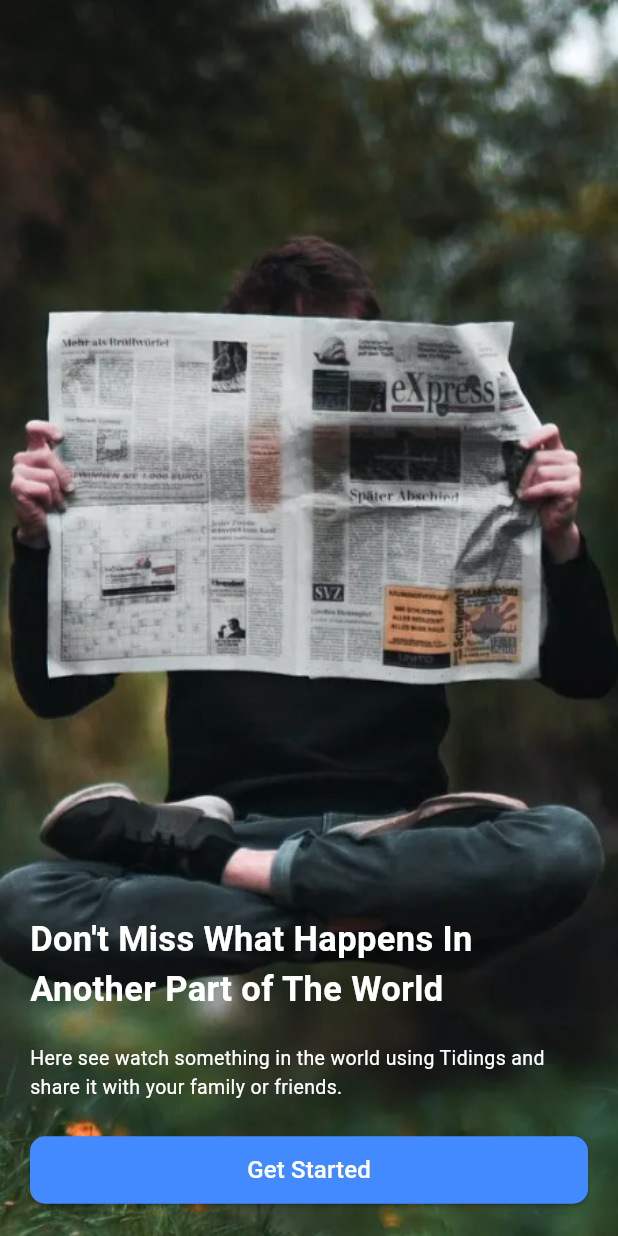
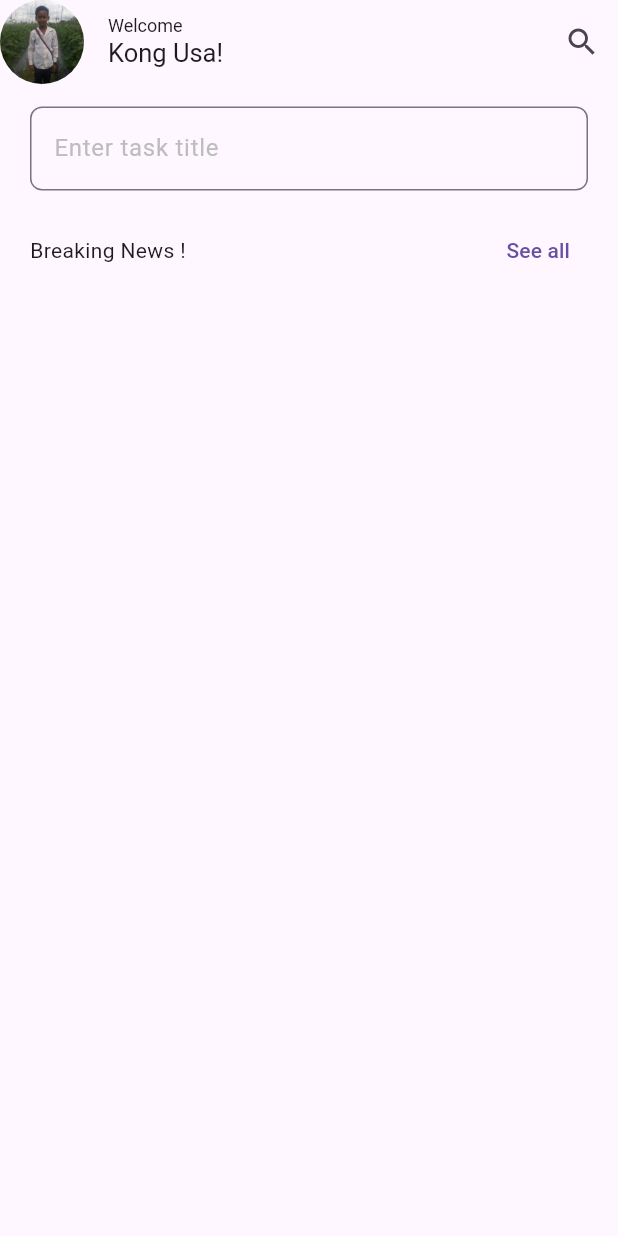
Before and after one commit to sopheap-it/todo_app_team, a Flutter app: the HomeTodo screen opened directly, after a tap on "Get Started", on a phone screen of 412 x 824 dp. Run offline on Flutter 3.47's test engine with Material 3 defaults, Android fonts, the phone set to English and light mode, and no system bars.

Commit message:
just look on the profile and don't care about something else

```diff
--- a/lib/usa/meta_ui.dart/get_start.dart
+++ b/lib/usa/meta_ui.dart/get_start.dart
@@ -1,4 +1,5 @@
 import 'package:flutter/material.dart';
+import 'package:todo_app_team/usa/meta_ui.dart/home_screen.dart';
 
 void main(List<String> args) {
   runApp(const MyApp());
@@ -50,7 +51,7 @@ class HomeTodo extends StatelessWidget {
                   ),
                   softWrap: true,
                 ),
-                SizedBox(height: 20,),
+                SizedBox(height: 10,),
                 Text(
                   "Here see watch something in the world using Tidings and share it with your family or friends.",
                   textAlign: TextAlign.start,
@@ -60,18 +61,18 @@ class HomeTodo extends StatelessWidget {
                   ),
                   softWrap: true,
                 ),
-                SizedBox(height: 20,),
+                SizedBox(height: 10,),
               ],
             ),
           ),
 
           Positioned(
-            bottom: 20,
+            bottom: 10,
             left: 20,
             right: 20,
             child: ElevatedButton(
               onPressed: () {
-
+                Navigator.push(context, MaterialPageRoute(builder: (context)=>HomeScreen()));
               },
               style: ElevatedButton.styleFrom(
                 padding: const EdgeInsets.symmetric(vertical: 11),
--- a/lib/usa/meta_ui.dart/home_screen.dart
+++ b/lib/usa/meta_ui.dart/home_screen.dart
@@ -0,0 +1,90 @@
+import 'package:flutter/material.dart';
+
+class HomeScreen extends StatelessWidget {
+  const HomeScreen({super.key});
+
+  @override
+  Widget build(BuildContext context) {
+    return GestureDetector(
+      onTap: () {
+        FocusManager.instance.primaryFocus?.unfocus();
+      },
+      child: Scaffold(
+        appBar: AppBar(
+          leading: ClipOval(
+            child: Image.asset(
+              'assets/images/myprofile.jpg',
+              width: 60,
+            ),
+          ),
+          title: const Column(
+            crossAxisAlignment: CrossAxisAlignment.start,
+            children: [
+              Text(
+                'Welcome',
+                style: TextStyle(fontSize: 12),
+              ),
+              Text(
+                'Kong Usa!',
+                style: TextStyle(fontSize: 17),
+              ),
+            ],
+          ),
+          actions: [
+            IconButton(
+              icon:const Icon(Icons.search),
+              onPressed: () {},
+            ),
+          ],
+        ),
+        body: SafeArea(
+          child: Column(
+            children: [
+              Padding(
+                padding:
+                    const EdgeInsets.symmetric(horizontal: 20, vertical: 15),
+                child: TextField(
+                  decoration: InputDecoration(
+                    labelStyle: TextStyle(
+                      fontSize: 16,
+                      color: Colors.grey[600],
+                    ),
+                    hintText: 'Enter task title',
+                    hintStyle: TextStyle(
+                      color: Colors.grey[400],
+                    ),
+                    border: OutlineInputBorder(
+                      borderRadius: BorderRadius.circular(8.0),
+                      borderSide: const BorderSide(
+                        width: 1.0,
+                      ),
+                    ),
+                  ),
+                  maxLines: 1,
+                  style: const TextStyle(fontSize: 16),
+                ),
+              ),
+              Padding(
+                padding:
+                    const EdgeInsets.symmetric(horizontal: 20, vertical: 1),
+                child: Row(
+                  mainAxisAlignment: MainAxisAlignment.spaceBetween,
+                  children: [
+                    const Text("Breaking News !"),
+                    TextButton(onPressed: () {}, child: Text("See all"))
+                  ],
+                ),
+              ),
+              Container(
+                decoration: BoxDecoration(
+                  image: DecorationImage(
+                    image: AssetImage('assets/images/myprofile.jpg'))
+                ),
+              )
+            ],
+          ),
+        ),
+      ),
+    );
+  }
+}
--- a/lib/usa/todo_Task_UI/todo_iu.dart
+++ b/lib/usa/todo_Task_UI/todo_iu.dart
@@ -24,7 +24,7 @@ class HomeTodo extends StatelessWidget {
     return Scaffold(
       body: Center(
         child: GestureDetector(
-          onTap: () {Navigator.push(context, MaterialPageRoute(builder: (context)=>TaskScreen()));},
+          onTap: () {Navigator.pushReplacement(context, MaterialPageRoute(builder: (context)=>TaskScreen()));},
           child: Column(
             mainAxisAlignment: MainAxisAlignment.center,
             children: [
```
Also changed, not shown: lib/usa/profile_ui/mainscreen.dart (added, +198 -0 lines), lib/usa/todo_Task_UI/task_screen.dart (+14 -59 lines).
